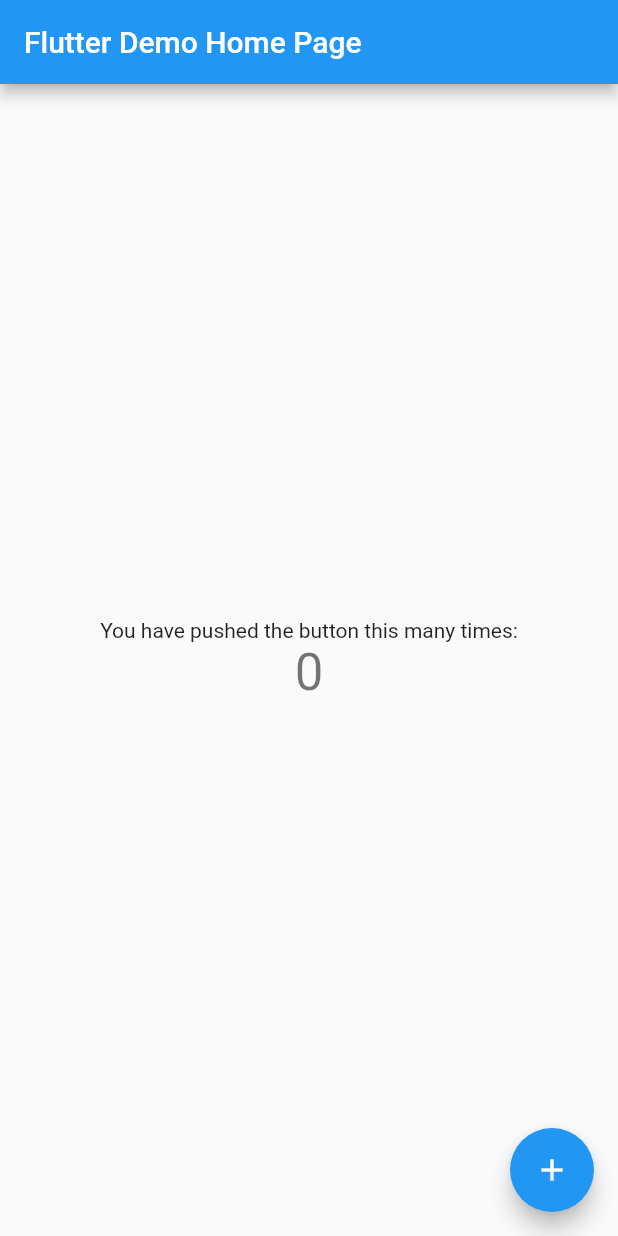
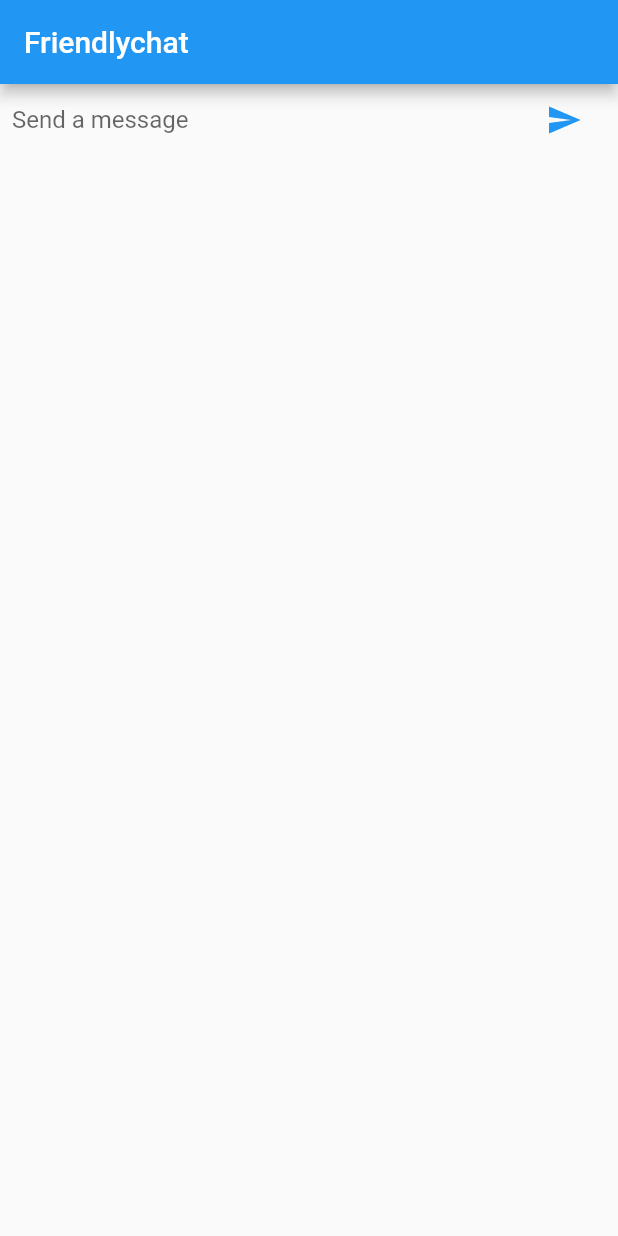
Before and after one commit to moosecodes/flutter-codelab3, a Flutter app: the screen it shows after launch, on a phone screen of 412 x 824 dp. Run offline on Flutter 3.47's test engine with Material 2 defaults, Android fonts, the phone set to English and light mode, and no system bars.

Commit message:
Add send button and handle submit behavior

```diff
--- a/lib/main.dart
+++ b/lib/main.dart
@@ -1,111 +1,62 @@
 import 'package:flutter/material.dart';
 
-void main() => runApp(MyApp());
+void main() {
+  runApp(new FriendlychatApp());
+}
 
-class MyApp extends StatelessWidget {
-  // This widget is the root of your application.
+class FriendlychatApp extends StatelessWidget {
   @override
   Widget build(BuildContext context) {
-    return MaterialApp(
-      title: 'Flutter Demo',
-      theme: ThemeData(
-        // This is the theme of your application.
-        //
-        // Try running your application with "flutter run". You'll see the
-        // application has a blue toolbar. Then, without quitting the app, try
-        // changing the primarySwatch below to Colors.green and then invoke
-        // "hot reload" (press "r" in the console where you ran "flutter run",
-        // or simply save your changes to "hot reload" in a Flutter IDE).
-        // Notice that the counter didn't reset back to zero; the application
-        // is not restarted.
-        primarySwatch: Colors.blue,
-      ),
-      home: MyHomePage(title: 'Flutter Demo Home Page'),
+    return new MaterialApp(
+      title: "Friendlychat",
+      home: new ChatScreen(),
     );
   }
 }
 
-class MyHomePage extends StatefulWidget {
-  MyHomePage({Key key, this.title}) : super(key: key);
-
-  // This widget is the home page of your application. It is stateful, meaning
-  // that it has a State object (defined below) that contains fields that affect
-  // how it looks.
-
-  // This class is the configuration for the state. It holds the values (in this
-  // case the title) provided by the parent (in this case the App widget) and
-  // used by the build method of the State. Fields in a Widget subclass are
-  // always marked "final".
-
-  final String title;
-
+class ChatScreen extends StatefulWidget {
   @override
-  _MyHomePageState createState() => _MyHomePageState();
+  State createState() => new ChatScreenState();
 }
 
-class _MyHomePageState extends State<MyHomePage> {
-  int _counter = 0;
-
-  void _incrementCounter() {
-    setState(() {
-      // This call to setState tells the Flutter framework that something has
-      // changed in this State, which causes it to rerun the build method below
-      // so that the display can reflect the updated values. If we changed
-      // _counter without calling setState(), then the build method would not be
-      // called again, and so nothing would appear to happen.
-      _counter++;
-    });
+class ChatScreenState extends State<ChatScreen> {
+  final TextEditingController _textController = new TextEditingController();
+  @override
+  Widget build(BuildContext context) {
+    return new Scaffold(
+      appBar: new AppBar(title: new Text("Friendlychat")),
+      body: _buildTextComposer(),
+    );
   }
 
-  @override
-  Widget build(BuildContext context) {
-    // This method is rerun every time setState is called, for instance as done
-    // by the _incrementCounter method above.
-    //
-    // The Flutter framework has been optimized to make rerunning build methods
-    // fast, so that you can just rebuild anything that needs updating rather
-    // than having to individually change instances of widgets.
-    return Scaffold(
-      appBar: AppBar(
-        // Here we take the value from the MyHomePage object that was created by
-        // the App.build method, and use it to set our appbar title.
-        title: Text(widget.title),
-      ),
-      body: Center(
-        // Center is a layout widget. It takes a single child and positions it
-        // in the middle of the parent.
-        child: Column(
-          // Column is also a layout widget. It takes a list of children and
-          // arranges them vertically. By default, it sizes itself to fit its
-          // children horizontally, and tries to be as tall as its parent.
-          //
-          // Invoke "debug painting" (press "p" in the console, choose the
-          // "Toggle Debug Paint" action from the Flutter Inspector in Android
-          // Studio, or the "Toggle Debug Paint" command in Visual Studio Code)
-          // to see the wireframe for each widget.
-          //
-          // Column has various properties to control how it sizes itself and
-          // how it positions its children. Here we use mainAxisAlignment to
-          // center the children vertically; the main axis here is the vertical
-          // axis because Columns are vertical (the cross axis would be
-          // horizontal).
-          mainAxisAlignment: MainAxisAlignment.center,
+  Widget _buildTextComposer() {
+    return new IconTheme(
+      data: new IconThemeData(color: Theme.of(context).accentColor),
+      child: new Container(
+        margin: const EdgeInsets.symmetric(horizontal: 8.0),
+        child: new Row(
           children: <Widget>[
-            Text(
-              'You have pushed the button this many times:',
+            new Flexible(
+              child: new TextField(
+                controller: _textController,
+                onSubmitted: _handleSubmitted,
+                decoration:
+                    new InputDecoration.collapsed(hintText: "Send a message"),
+              ),
             ),
-            Text(
-              '$_counter',
-              style: Theme.of(context).textTheme.display1,
+            new Container(
+              margin: new EdgeInsets.symmetric(horizontal: 4.0),
+              child: new IconButton(
+                  icon: new Icon(Icons.send),
+                  onPressed: () => _handleSubmitted(_textController.text)),
             ),
           ],
         ),
       ),
-      floatingActionButton: FloatingActionButton(
-        onPressed: _incrementCounter,
-        tooltip: 'Increment',
-        child: Icon(Icons.add),
-      ), // This trailing comma makes auto-formatting nicer for build methods.
     );
   }
+
+  void _handleSubmitted(String text) {
+    _textController.clear();
+  }
 }
```
